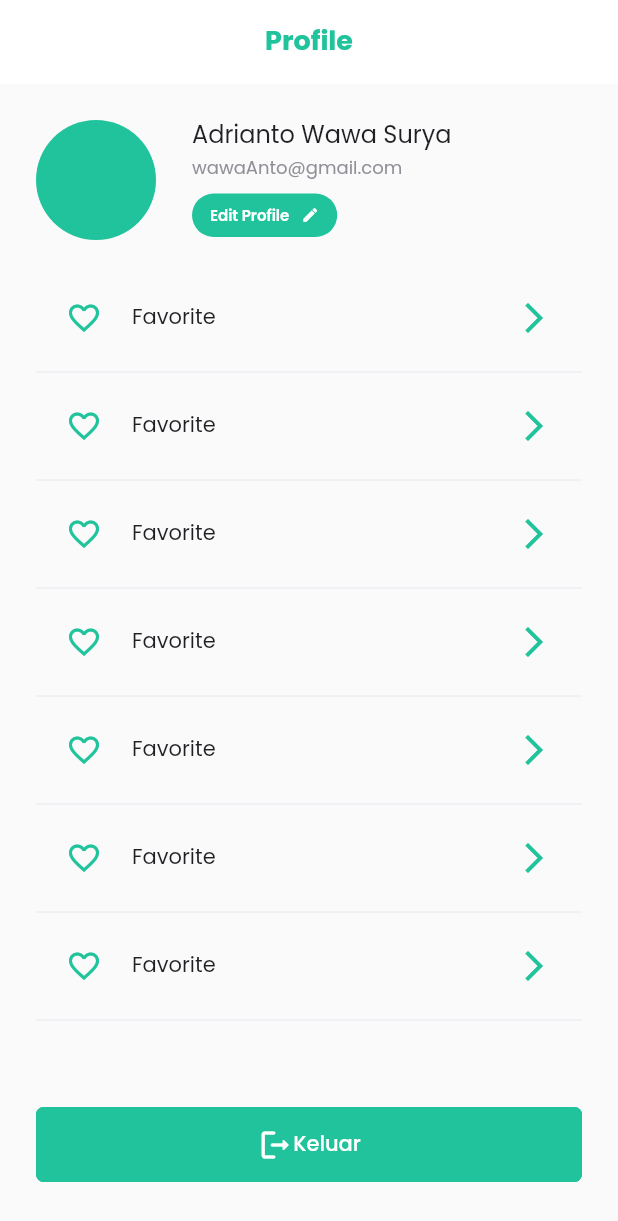
After one commit to Bil-Hikmah/flutter_bil_hikmah, a Flutter app: the ProfilePage screen opened directly, on a phone screen of 412 x 824 dp. The commit adds this screen. Shown: the top 1221 px of the screen. Run offline on Flutter 3.47's test engine with Material 2 defaults, Android fonts, the phone set to English and light mode, and no system bars; our stand-ins replace bloc, equatable, flutter_bloc, flutter_secure_storage, flutter_svg, page_transition; accounts and stored records are empty.

Commit message:
💄 Added profile page

```diff
--- a/lib/feature/dashboard/screen/dashboard_page.dart
+++ b/lib/feature/dashboard/screen/dashboard_page.dart
@@ -2,6 +2,7 @@ import 'package:flutter/material.dart';
 import 'package:flutter_bil_hikmah/feature/al_quran/screen/al_quran_page.dart';
 import 'package:flutter_bil_hikmah/feature/dashboard/screen/section/bottom_navigation_bar.dart';
 import 'package:flutter_bil_hikmah/feature/home/screen/home_page.dart';
+import 'package:flutter_bil_hikmah/feature/profile/screen/profile_page.dart';
 import 'package:flutter_bil_hikmah/feature/video_dakwah/screen/video_dakwah_page.dart';
 import 'package:flutter_bil_hikmah/style/colors.dart';
 import 'package:flutter_bil_hikmah/style/text.dart';
@@ -20,7 +21,7 @@ class _DashboardPageState extends State<DashboardPage> {
     const HomePage(),
     const VideoDakwahPage(),
     const AlQuranPage(),
-    const HomePage(),
+    const ProfilePage(),
   ];
 
   final PageStorageBucket bucket = PageStorageBucket();
--- /dev/null
+++ b/lib/feature/profile/screen/profile_page.dart
@@ -0,0 +1,19 @@
+import 'package:flutter/material.dart';
+import 'package:flutter_bil_hikmah/feature/profile/screen/section/profile_view.dart';
+import 'package:flutter_bil_hikmah/widget/field/default_app_bar.dart';
+
+class ProfilePage extends StatelessWidget {
+  const ProfilePage({Key? key}) : super(key: key);
+
+  @override
+  Widget build(BuildContext context) {
+    return Scaffold(
+      appBar: defaultAppBar(
+        context: context,
+        title: "Profile",
+        needBack: false,
+      ),
+      body: const ProfileView(),
+    );
+  }
+}
--- /dev/null
+++ b/lib/feature/profile/screen/section/profile_view.dart
@@ -0,0 +1,155 @@
+import 'package:flutter/material.dart';
+import 'package:flutter_bil_hikmah/style/colors.dart';
+import 'package:flutter_bil_hikmah/style/text.dart';
+import 'package:flutter_bil_hikmah/widget/button/default_button.dart';
+
+class ProfileView extends StatefulWidget {
+  const ProfileView({Key? key}) : super(key: key);
+
+  @override
+  State<ProfileView> createState() => _ProfileViewState();
+}
+
+class _ProfileViewState extends State<ProfileView> {
+  @override
+  Widget build(BuildContext context) {
+    final _headerProfile = Padding(
+      padding: const EdgeInsets.symmetric(vertical: 24.0),
+      child: Row(
+        crossAxisAlignment: CrossAxisAlignment.start,
+        children: [
+          Container(
+            height: 80.0,
+            width: 80.0,
+            decoration: const BoxDecoration(
+              shape: BoxShape.circle,
+              color: AppColors.primaryDark,
+            ),
+          ),
+          const SizedBox(width: 24.0),
+          Expanded(
+            child: Column(
+              crossAxisAlignment: CrossAxisAlignment.start,
+              children: [
+                Text(
+                  "Adrianto Wawa Surya",
+                  overflow: TextOverflow.ellipsis,
+                  style: AppTextStyle.textLarge.copyWith(
+                    color: AppColors.darkGreyDarkest,
+                  ),
+                ),
+                const SizedBox(height: 4.0),
+                Text(
+                  "wawaAnto@gmail.com",
+                  overflow: TextOverflow.ellipsis,
+                  style: AppTextStyle.textSmall.copyWith(
+                    color: AppColors.darkGreyLightest,
+                  ),
+                ),
+                const SizedBox(height: 8.0),
+                Container(
+                  padding: const EdgeInsets.symmetric(
+                    horizontal: 12.0,
+                    vertical: 8.0,
+                  ),
+                  decoration: BoxDecoration(
+                    color: AppColors.primaryDark,
+                    borderRadius: BorderRadius.circular(16.0),
+                  ),
+                  child: Row(
+                    mainAxisSize: MainAxisSize.min,
+                    children: [
+                      Text(
+                        "Edit Profile",
+                        style: AppTextStyle.textExtraSmall.copyWith(
+                          color: Colors.white,
+                          fontWeight: FontWeight.w600,
+                        ),
+                      ),
+                      const SizedBox(width: 8.0),
+                      const Icon(
+                        Icons.edit,
+                        color: Colors.white,
+                        size: 12.0,
+                      ),
+                    ],
+                  ),
+                ),
+              ],
+            ),
+          )
+        ],
+      ),
+    );
+
+    Widget _actionItemContainer() {
+      return Container(
+        width: double.infinity,
+        padding: const EdgeInsets.symmetric(
+          horizontal: 20.0,
+          vertical: 16.0,
+        ),
+        child: Row(
+          children: [
+            const Icon(
+              Icons.favorite_border,
+              size: 24.0,
+              color: AppColors.primaryDark,
+            ),
+            const SizedBox(width: 20.0),
+            Expanded(
+              child: Text(
+                "Favorite",
+                overflow: TextOverflow.ellipsis,
+                textAlign: TextAlign.start,
+                style: AppTextStyle.textMedium.copyWith(
+                  color: AppColors.darkGreyDarkest,
+                ),
+              ),
+            ),
+            const Icon(
+              Icons.arrow_forward_ios,
+              size: 24.0,
+              color: AppColors.primaryDark,
+            ),
+          ],
+        ),
+      );
+    }
+
+    final _actionItem = List.generate(
+      7,
+      (index) {
+        return Column(
+          children: [
+            _actionItemContainer(),
+            const Divider(
+              color: AppColors.lightGreyLight,
+            )
+          ],
+        );
+      },
+    );
+
+    return SingleChildScrollView(
+      padding: const EdgeInsets.symmetric(horizontal: 24.0),
+      child: Column(
+        mainAxisAlignment: MainAxisAlignment.start,
+        crossAxisAlignment: CrossAxisAlignment.center,
+        children: [
+          _headerProfile,
+          ..._actionItem,
+          const SizedBox(height: 50.0),
+          ButtonDefault(
+            text: "Keluar",
+            trailingIcon: const Icon(
+              Icons.logout_rounded,
+              color: Colors.white,
+            ),
+            onPressed: () {},
+          )
+        ],
+      ),
+    );
+  }
+}
```
